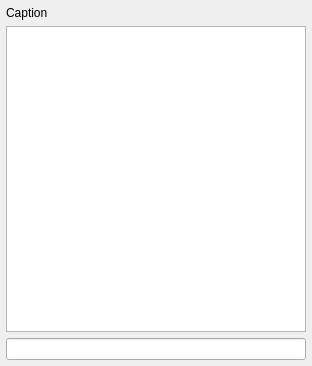
MITK/MITK, file Plugins/org.mitk.gui.qt.segmentation/src/QmitkLabelSetWidgetControls.ui: the form before one commit.
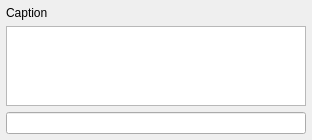
The form after the commit. Custom widgets are drawn as their Qt base class.

```diff
--- a/Plugins/org.mitk.gui.qt.segmentation/src/QmitkLabelSetWidgetControls.ui
+++ b/Plugins/org.mitk.gui.qt.segmentation/src/QmitkLabelSetWidgetControls.ui
@@ -7,11 +7,11 @@
     <x>0</x>
     <y>0</y>
     <width>312</width>
-    <height>366</height>
+    <height>137</height>
    </rect>
   </property>
   <property name="sizePolicy">
-   <sizepolicy hsizetype="Minimum" vsizetype="MinimumExpanding">
+   <sizepolicy hsizetype="Minimum" vsizetype="Maximum">
     <horstretch>0</horstretch>
     <verstretch>0</verstretch>
    </sizepolicy>
@@ -41,6 +41,24 @@
    </item>
    <item>
     <widget class="QTableWidget" name="m_LabelSetTableWidget">
+     <property name="sizePolicy">
+      <sizepolicy hsizetype="Expanding" vsizetype="MinimumExpanding">
+       <horstretch>0</horstretch>
+       <verstretch>0</verstretch>
+      </sizepolicy>
+     </property>
+     <property name="minimumSize">
+      <size>
+       <width>0</width>
+       <height>80</height>
+      </size>
+     </property>
+     <property name="maximumSize">
+      <size>
+       <width>16777215</width>
+       <height>80</height>
+      </size>
+     </property>
      <property name="selectionBehavior">
       <enum>QAbstractItemView::SelectRows</enum>
      </property>
```
Left out of the diff: 6 changed lines with no effect on the pictures.
